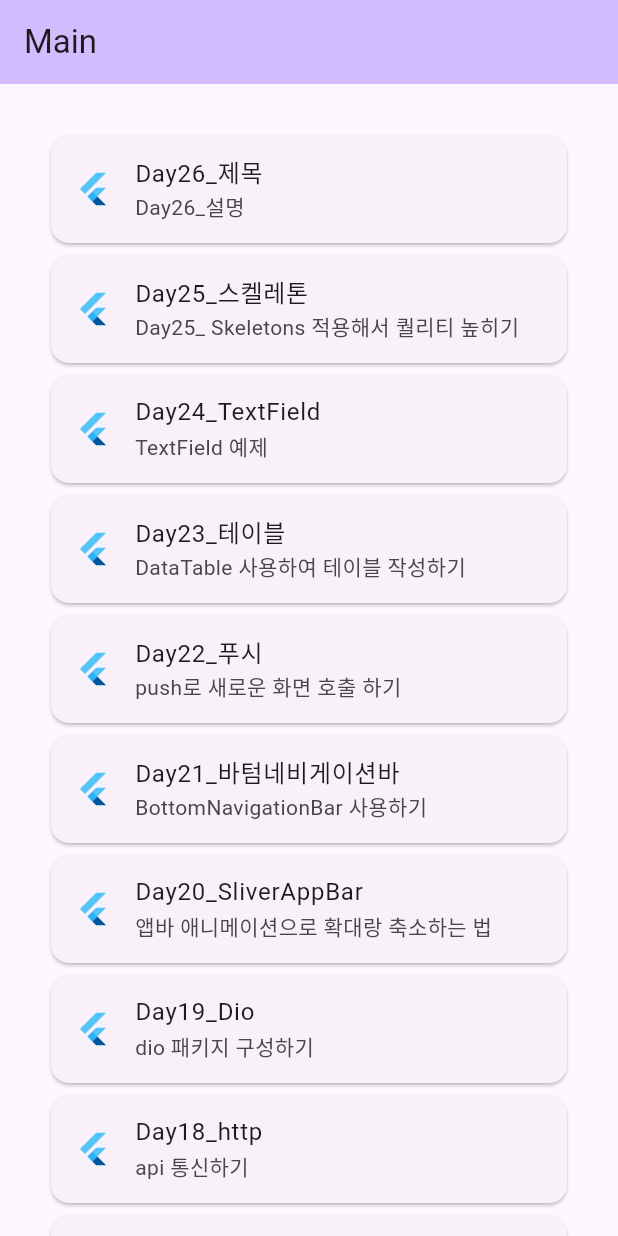
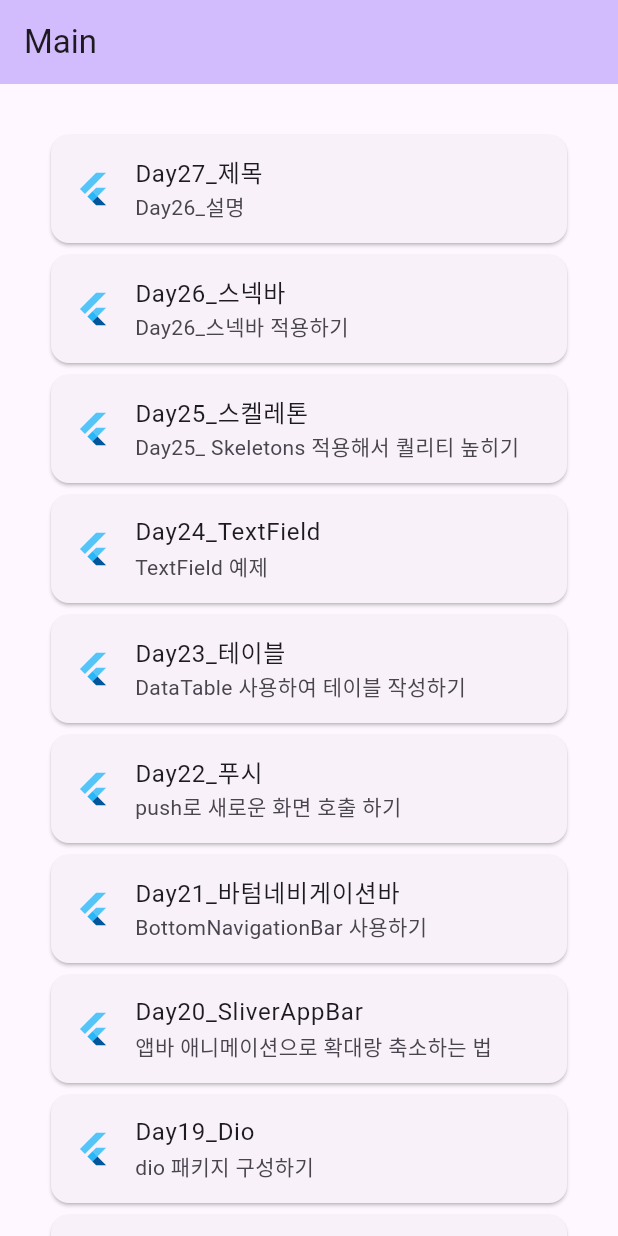
Before and after one commit to junselee42/flutter_study, a Flutter app: the screen it shows after launch, on a phone screen of 412 x 824 dp. Run offline on Flutter 3.47's test engine with Material 2 defaults, Android fonts, the phone set to English and light mode, and no system bars; our stand-ins replace dio, skeletons.

Commit message:
chore: add Card - 리스트뷰에 예제25 프레임 추가 - 예제24 제목 설명 추가

```diff
--- a/lib/main.dart
+++ b/lib/main.dart
@@ -46,8 +46,19 @@ class _MyHomePageState extends State<MyHomePage> {
           Card(
             child: ListTile(
               leading: const FlutterLogo(),
-              title: const Text('Day26_제목'),
+              title: const Text('Day27_제목'),
               subtitle: const Text('Day26_설명'),
+              hoverColor: Colors.purple,
+              onTap: () {
+                Navigator.of(context).pushNamed('/twentyseventh');
+              },
+            ),
+          ),
+          Card(
+            child: ListTile(
+              leading: const FlutterLogo(),
+              title: const Text('Day26_스넥바'),
+              subtitle: const Text('Day26_스넥바 적용하기'),
               hoverColor: Colors.purple,
               onTap: () {
                 Navigator.of(context).pushNamed('/twentysixth');
--- a/lib/router/router.dart
+++ b/lib/router/router.dart
@@ -26,6 +26,7 @@ import 'package:flutter00/router/pages/twentythree.dart';
 import 'package:flutter00/router/pages/twentyfour.dart';
 import 'package:flutter00/router/pages/twentyfive.dart';
 import 'package:flutter00/router/pages/twentysix.dart';
+import 'package:flutter00/router/pages/twentyseven.dart';
 
 final routes = {
   '/': (BuildContext context) => const MyHomePage(title: "Main"),
@@ -55,4 +56,5 @@ final routes = {
   '/twentyfourth': (BuildContext context) => const TwentyFourPage(),
   '/twentyfifth': (BuildContext context) => const TwentyFivePage(),
   '/twentysixth': (BuildContext context) => const TwentySixPage(),
+  '/twentyseventh': (BuildContext context) => const TwentySevenPage(),
 };
```
Also changed, not shown: lib/router/pages/twentyseven.dart (added, +22 -0 lines).
